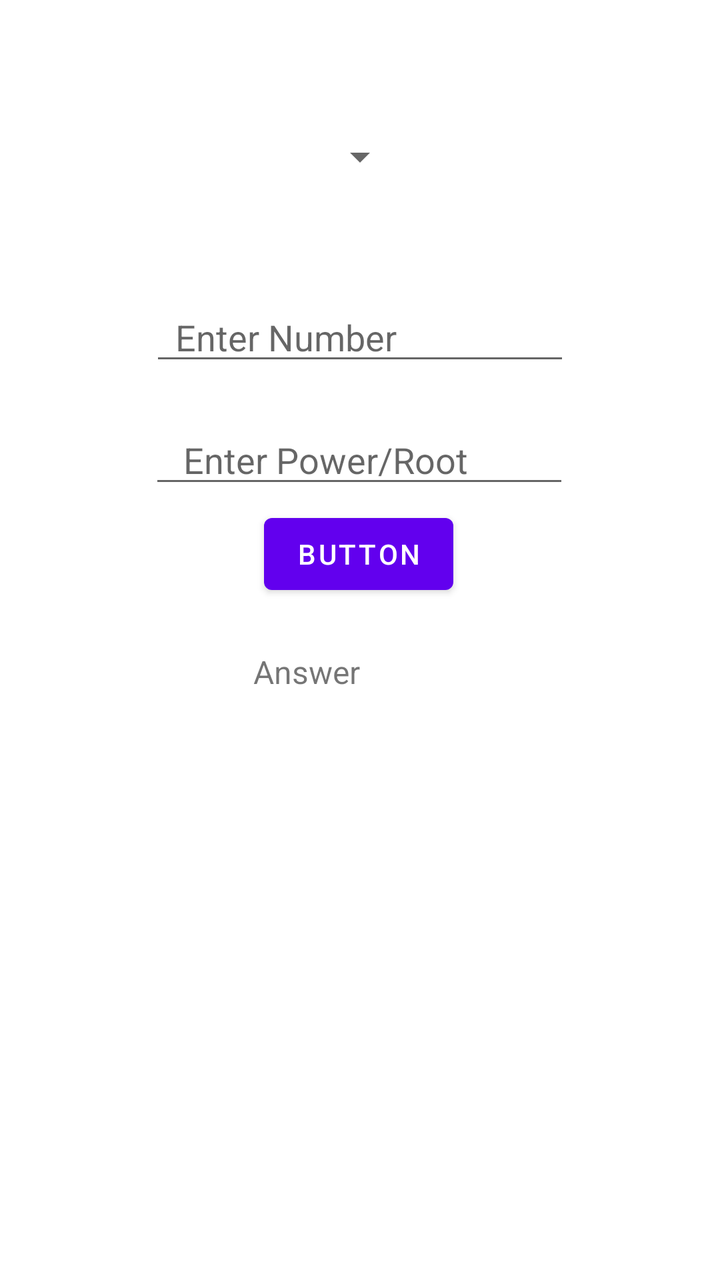
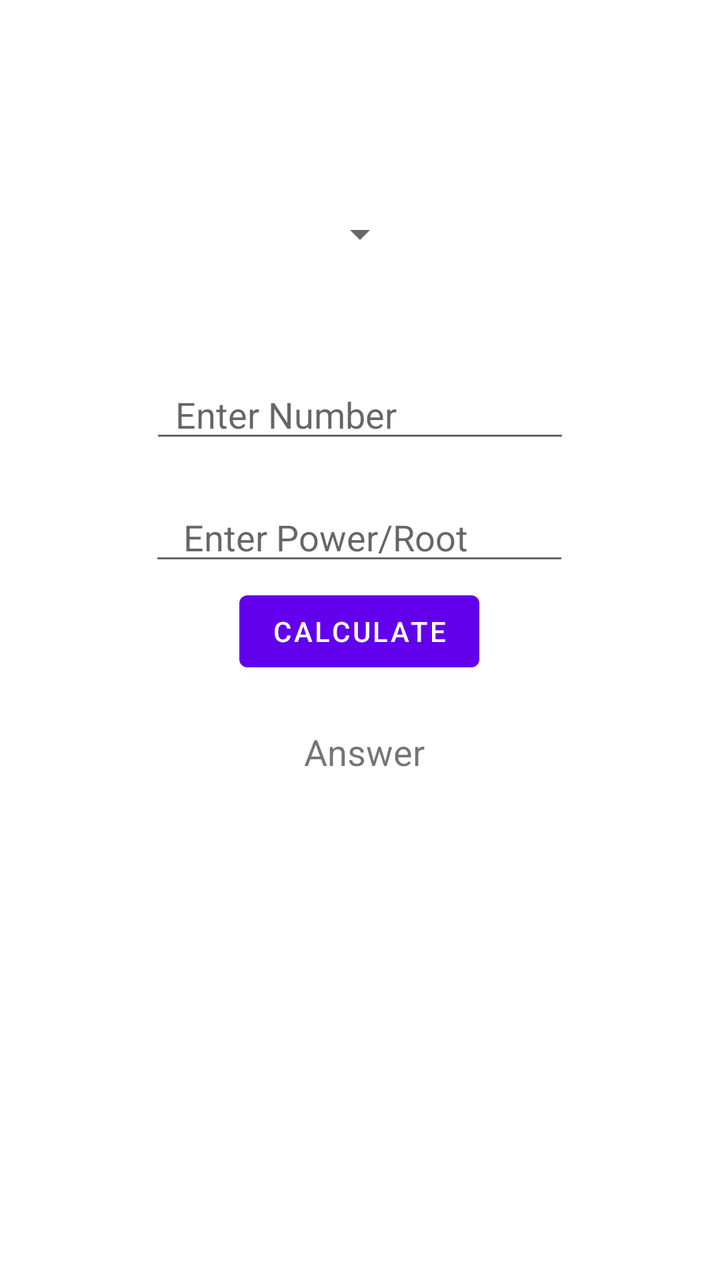

Screens rendered from an Android XML layout before and after an edit, with the pre-edit source and the edit as a unified diff.
<!-- AndroidManifest.xml: application theme Theme.ROOTpow -->
<!-- res/layout/activity_main.xml -->
<?xml version="1.0" encoding="utf-8"?>
<androidx.constraintlayout.widget.ConstraintLayout xmlns:android="http://schemas.android.com/apk/res/android"
    xmlns:app="http://schemas.android.com/apk/res-auto"
    xmlns:tools="http://schemas.android.com/tools"
    android:layout_width="match_parent"
    android:layout_height="match_parent"
    tools:context=".MainActivity">


    <Spinner
        android:id="@+id/spinner"
        android:layout_width="wrap_content"
        android:layout_height="wrap_content"
        android:layout_marginBottom="56dp"
        android:dropDownWidth="wrap_content"
        android:spinnerMode="dropdown"
        app:layout_constraintBottom_toTopOf="@+id/editTextNumberDecimal"
        app:layout_constraintEnd_toEndOf="parent"
        app:layout_constraintStart_toStartOf="parent"
        app:layout_constraintTop_toTopOf="parent"
        app:layout_constraintVertical_bias="1.0" />

    <Button
        android:id="@+id/button"
        android:layout_width="wrap_content"
        android:layout_height="wrap_content"
        android:layout_marginBottom="24dp"
        android:text="Button"
        app:layout_constraintBottom_toTopOf="@+id/textView"
        app:layout_constraintEnd_toEndOf="parent"
        app:layout_constraintHorizontal_bias="0.498"
        app:layout_constraintStart_toStartOf="parent" />

    <EditText
        android:id="@+id/editTextNumberDecimal"
        android:layout_width="wrap_content"
        android:layout_height="wrap_content"
        android:layout_marginBottom="20dp"
        android:ems="10"
        android:hint="  Enter Number"
        android:inputType="numberDecimal"
        app:layout_constraintBottom_toTopOf="@+id/editTextNumberDecimal2"
        app:layout_constraintEnd_toEndOf="parent"
        app:layout_constraintStart_toStartOf="parent" />

    <EditText
        android:id="@+id/editTextNumberDecimal2"
        android:layout_width="wrap_content"
        android:layout_height="wrap_content"
        android:layout_marginBottom="4dp"
        android:ems="10"
        android:hint="   Enter Power/Root"
        android:inputType="numberDecimal"
        app:layout_constraintBottom_toTopOf="@+id/button"
        app:layout_constraintEnd_toEndOf="parent"
        app:layout_constraintHorizontal_bias="0.497"
        app:layout_constraintStart_toStartOf="parent" />

    <TextView
        android:id="@+id/textView"
        android:layout_width="115dp"
        android:layout_height="63dp"
        android:layout_marginBottom="252dp"
        android:text=" Answer"
        android:textSize="16dp"
        app:layout_constraintBottom_toBottomOf="parent"
        app:layout_constraintEnd_toEndOf="parent"
        app:layout_constraintStart_toStartOf="parent" />


</androidx.constraintlayout.widget.ConstraintLayout>
<!-- resources referenced by this layout -->
<resources>
  <style name="Theme.ROOTpow" parent="Theme.MaterialComponents.DayNight.DarkActionBar">
          
          <item name="colorPrimary">@color/purple_500</item>
          <item name="colorPrimaryVariant">@color/purple_700</item>
          <item name="colorOnPrimary">@color/white</item>
          
          <item name="colorSecondary">@color/teal_200</item>
          <item name="colorSecondaryVariant">@color/teal_700</item>
          <item name="colorOnSecondary">@color/black</item>
          
          <item name="android:statusBarColor" tools:targetApi="l">?attr/colorPrimaryVariant</item>
          
      </style>
  <color name="purple_500">#FF6200EE</color>
  <color name="purple_700">#FF3700B3</color>
  <color name="white">#FFFFFFFF</color>
  <color name="teal_200">#FF03DAC5</color>
  <color name="teal_700">#FF018786</color>
  <color name="black">#FF000000</color>
</resources>

<!-- the commit's change to res/layout/activity_main.xml (unified diff, before → after) -->
@@ -25,7 +25,7 @@
         android:layout_width="wrap_content"
         android:layout_height="wrap_content"
         android:layout_marginBottom="24dp"
-        android:text="Button"
+        android:text="@string/action_button"
         app:layout_constraintBottom_toTopOf="@+id/textView"
         app:layout_constraintEnd_toEndOf="parent"
         app:layout_constraintHorizontal_bias="0.498"
@@ -58,11 +58,14 @@
 
     <TextView
         android:id="@+id/textView"
-        android:layout_width="115dp"
-        android:layout_height="63dp"
+        android:gravity="center"
+        android:layout_marginStart="24dp"
+        android:layout_marginEnd="24dp"
+        android:layout_width="0dp"
+        android:layout_height="wrap_content"
         android:layout_marginBottom="252dp"
         android:text=" Answer"
-        android:textSize="16dp"
+        android:textSize="18sp"
         app:layout_constraintBottom_toBottomOf="parent"
         app:layout_constraintEnd_toEndOf="parent"
         app:layout_constraintStart_toStartOf="parent" />
<!-- resource entries referenced after the edit -->
@@ -1,5 +1,6 @@
 <!-- resources referenced by this layout -->
 <resources>
+  <string name="action_button">Calculate</string>
   <style name="Theme.ROOTpow" parent="Theme.MaterialComponents.DayNight.DarkActionBar">
           
           <item name="colorPrimary">@color/purple_500</item>
